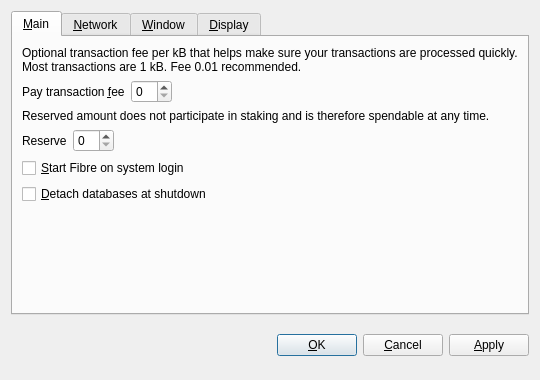
First picture: the form in src/qt/forms/optionsdialog.ui, repository mammix2/fibre-core, before the edit.
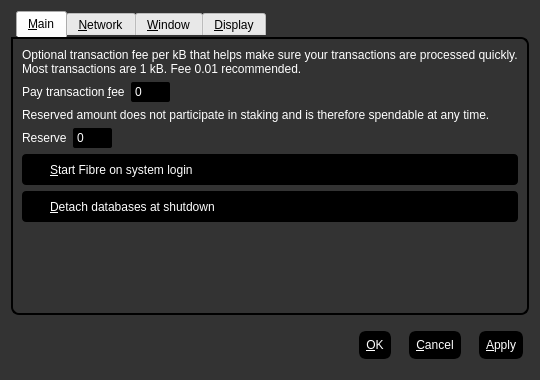
Second picture: the form after the edit. Custom widgets are drawn as their Qt base class.

```diff
--- a/src/qt/forms/optionsdialog.ui
+++ b/src/qt/forms/optionsdialog.ui
@@ -13,6 +13,79 @@
   <property name="windowTitle">
    <string>Options</string>
   </property>
+  <property name="styleSheet">
+   <string notr="true">QDialog {
+        color: white;
+        background-color: #333333;
+        border: none;
+}
+
+QCheckBox {
+        border-radius: 4px;
+        border-width: 0;
+        border-style: none;
+        padding: 8px;
+        background-color: #000000;
+        color: white;
+}
+
+
+QPushButton, QToolButton {
+        border: 4px solid #000000;
+        border-radius: 7px;
+        background-color: #000000;
+        color: white;
+        padding: 3px;
+        margin: 6px;
+}
+
+QPushButton:checked, QToolButton:checked {
+        color: #AEC6CF;
+}
+
+QPushButton:pressed, QToolButton:pressed {
+        border-color: #AEC6CF;
+        color: #AEC6CF;
+}
+
+QPushButton:disabled, QToolButton:disabled {
+        color: #444;
+        background-color: #222222;
+}
+
+QLabel {
+        background-color: transparent;
+        color: white;
+        font-weight: normal
+}
+
+QSpinBox {
+        border-radius: 2px;
+        border-width: 0;
+        border-style: none;
+        padding: 2px;
+        background-color: #000000;
+        color: white;
+}
+
+QTabWidget {
+        background: #333333;
+}
+
+QTabWidget::pane {
+        border-top: 1px solid #000000;
+        border: 2px solid #000000;
+        border-bottom-left-radius: 8px;
+        border-bottom-right-radius: 8px;
+        border-top-right-radius: 8px;
+        background: #333333;
+}
+
+QTabWidget::tab-bar {
+        left: 5px;
+}
+</string>
+  </property>
   <property name="modal">
    <bool>true</bool>
   </property>
@@ -22,9 +95,6 @@
      <property name="autoFillBackground">
       <bool>false</bool>
      </property>
-     <property name="styleSheet">
-      <string notr="true"/>
-     </property>
      <property name="tabPosition">
       <enum>QTabWidget::North</enum>
      </property>
```
